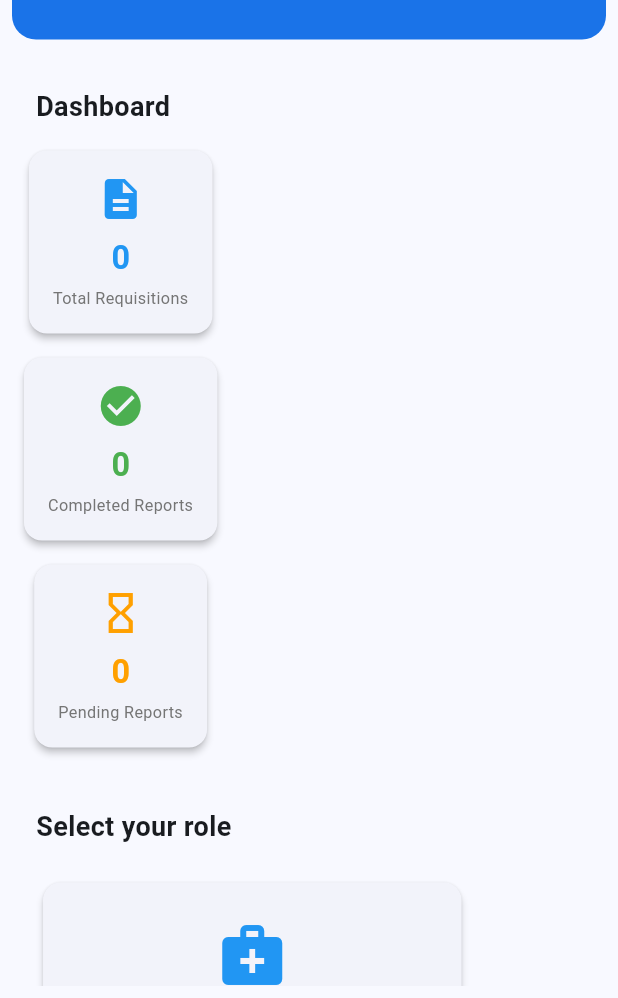
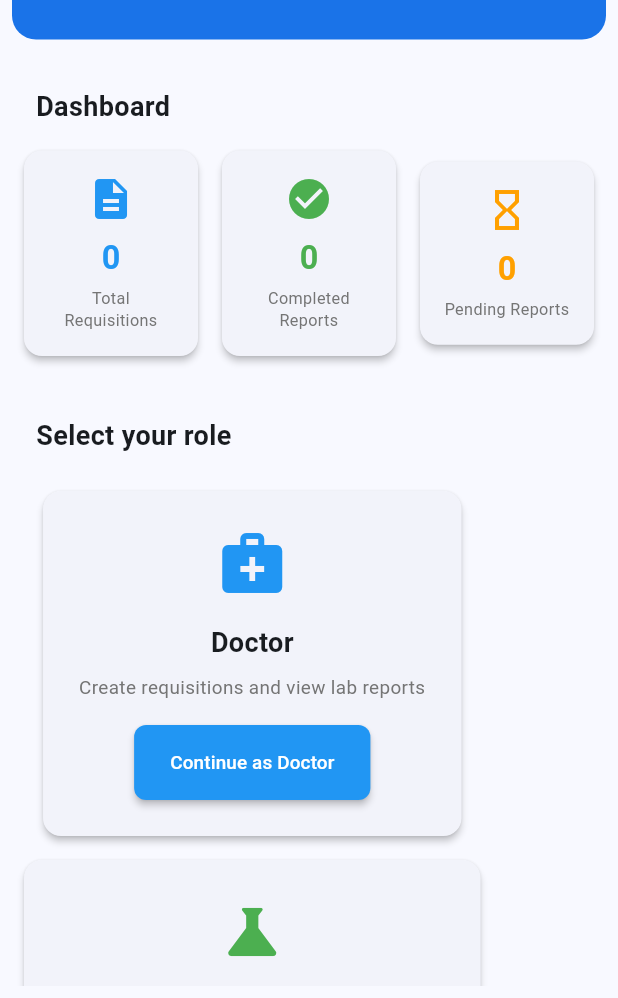
Before and after one commit to prabinrijal03/hospital_lab_app, a Flutter app: the screen it shows after launch, on a phone screen of 412 x 824 dp, the part 238-1236 px from its top. Run offline on Flutter 3.47's test engine with Material 3 defaults, Android fonts, the light colour scheme and no system bars; our stand-ins replace dartz, equatable, flutter_bloc, get_it, go_router, shared_preferences.

Commit message:
increased responsiveness

```diff
--- a/lib/presentation/pages/role_selection_page.dart
+++ b/lib/presentation/pages/role_selection_page.dart
@@ -133,8 +133,7 @@
               ),
               child: Text('Dashboard', style: context.headingMedium),
             ),
-            MediaQuery.of(context).size.width < 600
-                ? Column(
+            Row(
               children: [
                 _buildStatCard(
                   'Total Requisitions',
@@ -155,34 +154,6 @@
                   context.warningColor,
                 ),
               ],
-                )
-                : Row(
-                  children: [
-                    Expanded(
-                      child: _buildStatCard(
-                        'Total Requisitions',
-                        _totalRequisitions.toString(),
-                        Icons.description,
-                        context.infoColor,
-                      ),
-                    ),
-                    Expanded(
-                      child: _buildStatCard(
-                        'Completed Reports',
-                        _completedReports.toString(),
-                        Icons.check_circle,
-                        context.successColor,
-                      ),
-                    ),
-                    Expanded(
-                      child: _buildStatCard(
-                        'Pending Reports',
-                        _pendingReports.toString(),
-                        Icons.hourglass_empty,
-                        context.warningColor,
-                      ),
-                    ),
-                  ],
             ),
           ],
         );
@@ -194,7 +165,8 @@
     IconData icon,
     Color color,
   ) {
-    return Card(
+    return Expanded(
+      child: Card(
         margin: EdgeInsets.all(context.spacingSmall),
         child: Padding(
           padding: EdgeInsets.all(context.spacingMedium),
@@ -210,6 +182,7 @@
                 style: context.bodySmall.copyWith(color: Colors.grey[600]),
               ),
             ],
+          ),
         ),
       ),
     );
@@ -406,8 +379,8 @@
                 SizedBox(height: context.spacingMedium),
                 _buildDoctorOptionCard(
                   context,
-                  'Requisition History',
-                  'View your previous requisitions',
+                  'Reports History',
+                  'View your previous reports',
                   Icons.history,
                   context.infoColor,
                   () => context.go('/doctor/history'),
```
Also changed, not shown: pubspec.yaml (+2 -23 lines). Lines whose indentation alone changed are shown as unchanged.
